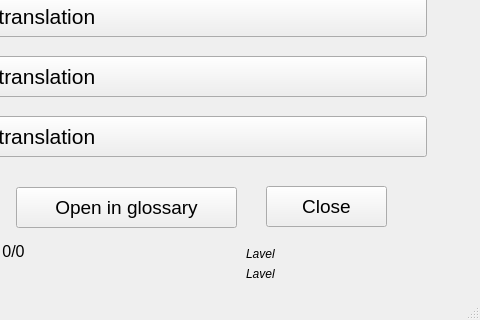
Qt form testwindow.ui (OkhinVI/wortschatz) before a commit; both pictures show x 434 to 914 and y 364 to 684 of the 914 by 684 pixel window.
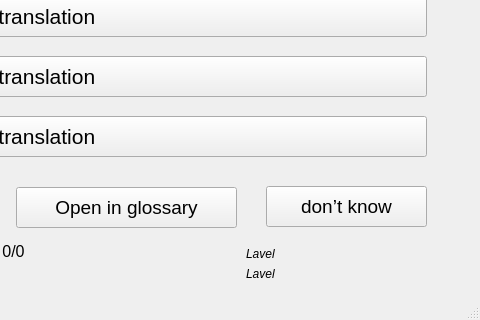
The same form after that commit.

Commit message: add button "don’t know"

```diff
--- a/testwindow.ui
+++ b/testwindow.ui
@@ -166,7 +166,7 @@
      <rect>
       <x>700</x>
       <y>550</y>
-      <width>121</width>
+      <width>161</width>
       <height>41</height>
      </rect>
     </property>
@@ -176,7 +176,7 @@
      </font>
     </property>
     <property name="text">
-     <string>Close</string>
+     <string>don’t know</string>
     </property>
    </widget>
    <widget class="QPushButton" name="pushButton_9">
```
The commit also changes 2 other files.
